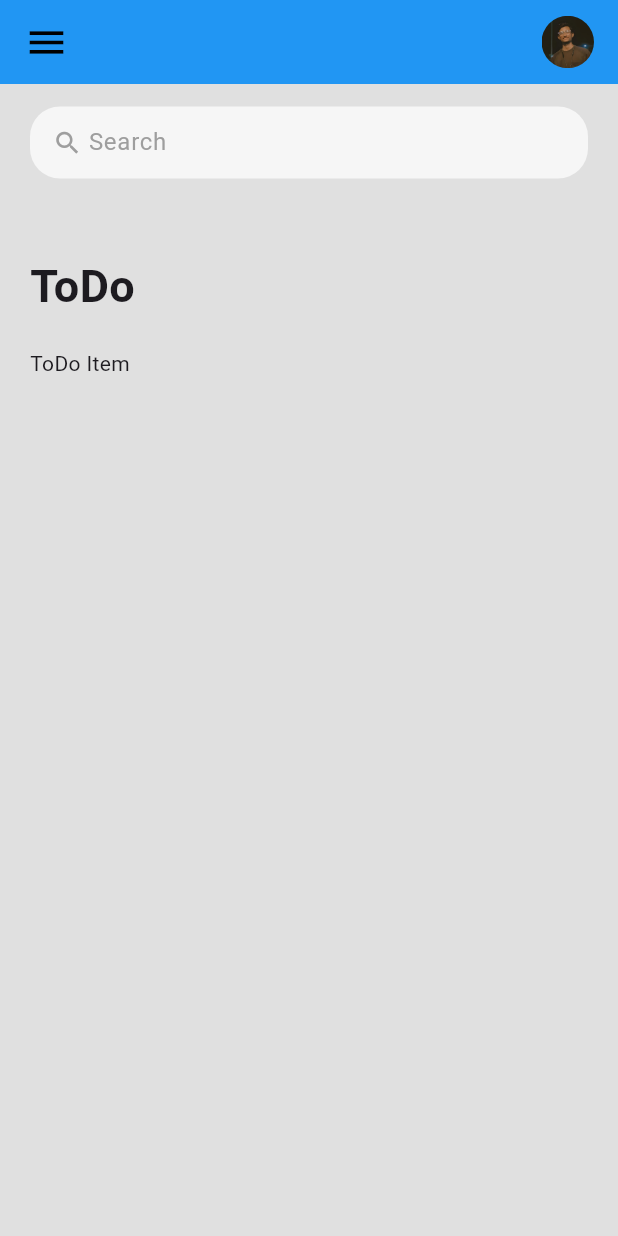
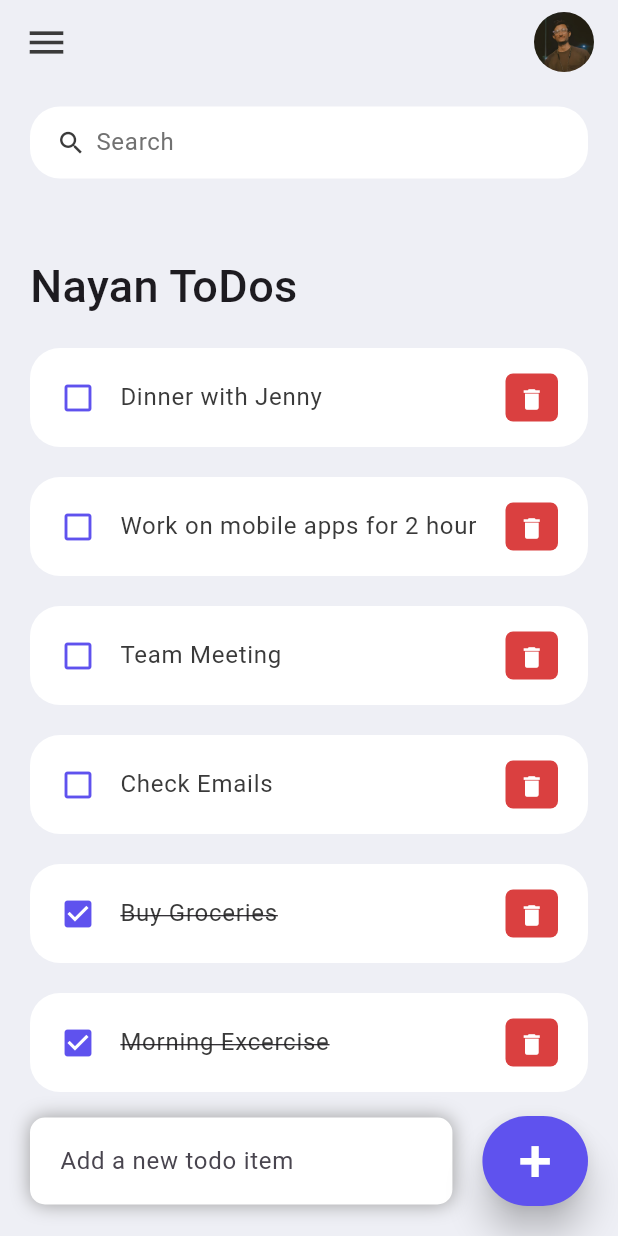
Before and after one commit to nayanraut1412/ToDo_App, a Flutter app: the screen it shows after launch, on a phone screen of 412 x 824 dp. Run offline on Flutter 3.47's test engine with Material 3 defaults, Android fonts, the phone set to English and light mode, and no system bars.

Commit message:
Added Searching Block

```diff
--- a/lib/constants/colors.dart
+++ b/lib/constants/colors.dart
@@ -1,9 +1,9 @@
 import 'package:flutter/material.dart';
 
-const Color tdRed = Colors.red;
-const Color tdBlue = Colors.blue;
-const Color tdBlack = Colors.black;
-const Color tdGrey = Colors.grey;
-const Color tdGreen = Colors.green;
+const Color tdRed = Color(0xFFDA4040);
+const Color tdBlue = Color(0xFF5F52EE);
 
-const Color tdBGColor = Colors.white70;
+const Color tdBlack = Color(0xFF3A3A3A);
+const Color tdGrey = Color(0xFF717171);
+
+const Color tdBGColor = Color(0xFFEEEFF5);
--- /dev/null
+++ b/lib/model/todo.dart
@@ -0,0 +1,34 @@
+class ToDo {
+  String? id;
+  String? todoText;
+  bool isDone;
+
+  ToDo({
+    required this.id,
+    required this.todoText,
+    this.isDone = false,
+  });
+
+  static List<ToDo> todoList() {
+    return [
+      ToDo(id: '01', todoText: 'Morning Excercise', isDone: true),
+      ToDo(id: '02', todoText: 'Buy Groceries', isDone: true),
+      ToDo(
+        id: '03',
+        todoText: 'Check Emails',
+      ),
+      ToDo(
+        id: '04',
+        todoText: 'Team Meeting',
+      ),
+      ToDo(
+        id: '05',
+        todoText: 'Work on mobile apps for 2 hour',
+      ),
+      ToDo(
+        id: '06',
+        todoText: 'Dinner with Jenny',
+      ),
+    ];
+  }
+}
--- a/lib/screens/home.dart
+++ b/lib/screens/home.dart
@@ -1,19 +1,39 @@
-import 'package:ToDo/constants/colors.dart';
+import 'package:flutter/material.dart';
+
+import '../model/todo.dart';
+import '../constants/colors.dart';
 import '../widgets/todo_item.dart';
-import 'package:flutter/material.dart';
-import 'package:flutter/widgets.dart';
 
-class Home extends StatelessWidget {
-  const Home({super.key});
+class Home extends StatefulWidget {
+  Home({Key? key}) : super(key: key);
+
+  @override
+  State<Home> createState() => _HomeState();
+}
+
+class _HomeState extends State<Home> {
+  final todosList = ToDo.todoList();
+  List<ToDo> _foundToDo = [];
+  final _todoController = TextEditingController();
+
+  @override
+  void initState() {
+    _foundToDo = todosList;
+    super.initState();
+  }
 
   @override
   Widget build(BuildContext context) {
     return Scaffold(
-      backgroundColor: Colors.grey[300],
-      appBar: buildAppBar(),
-      body: Container(
-        child: Padding(
-          padding: const EdgeInsets.symmetric(horizontal: 20, vertical: 15),
+      backgroundColor: tdBGColor,
+      appBar: _buildAppBar(),
+      body: Stack(
+        children: [
+          Container(
+            padding: EdgeInsets.symmetric(
+              horizontal: 20,
+              vertical: 15,
+            ),
             child: Column(
               children: [
                 searchBox(),
@@ -21,72 +41,177 @@ class Home extends StatelessWidget {
                   child: ListView(
                     children: [
                       Container(
-                        margin: EdgeInsets.only(top: 50, bottom: 20),
+                        margin: EdgeInsets.only(
+                          top: 50,
+                          bottom: 20,
+                        ),
                         child: Text(
-                          'ToDo',
+                          'Nayan ToDos',
                           style: TextStyle(
-                              fontSize: 30, fontWeight: FontWeight.w600),
-                        )),
-                    ToDoItem(),
+                            fontSize: 30,
+                            fontWeight: FontWeight.w500,
+                          ),
+                        ),
+                      ),
+                      for (ToDo todoo in _foundToDo.reversed)
+                        ToDoItem(
+                          todo: todoo,
+                          onToDoChanged: _handleToDoChange,
+                          onDeleteItem: _deleteToDoItem,
+                        ),
                     ],
                   ),
                 )
               ],
             ),
           ),
+          Align(
+            alignment: Alignment.bottomCenter,
+            child: Row(children: [
+              Expanded(
+                child: Container(
+                  margin: EdgeInsets.only(
+                    bottom: 20,
+                    right: 20,
+                    left: 20,
+                  ),
+                  padding: EdgeInsets.symmetric(
+                    horizontal: 20,
+                    vertical: 5,
+                  ),
+                  decoration: BoxDecoration(
+                    color: Colors.white,
+                    boxShadow: const [
+                      BoxShadow(
+                        color: Colors.grey,
+                        offset: Offset(0.0, 0.0),
+                        blurRadius: 10.0,
+                        spreadRadius: 0.0,
+                      ),
+                    ],
+                    borderRadius: BorderRadius.circular(10),
+                  ),
+                  child: TextField(
+                    controller: _todoController,
+                    decoration: InputDecoration(
+                        hintText: 'Add a new todo item',
+                        border: InputBorder.none),
+                  ),
+                ),
+              ),
+              Container(
+                margin: EdgeInsets.only(
+                  bottom: 20,
+                  right: 20,
+                ),
+                child: ElevatedButton(
+                  child: Text(
+                    '+',
+                    style: TextStyle(fontSize: 40, color: Colors.white),
+                  ),
+                  onPressed: () {
+                    _addToDoItem(_todoController.text);
+                  },
+                  style: ElevatedButton.styleFrom(
+                    backgroundColor: tdBlue,
+                    minimumSize: Size(60, 60),
+                    elevation: 10,
+                  ),
+                ),
+              ),
+            ]),
+          ),
+        ],
       ),
     );
+  }
+
+  void _handleToDoChange(ToDo todo) {
+    setState(() {
+      todo.isDone = !todo.isDone;
+    });
+  }
+
+  void _deleteToDoItem(String id) {
+    setState(() {
+      todosList.removeWhere((item) => item.id == id);
+    });
+  }
+
+  void _addToDoItem(String toDo) {
+    setState(() {
+      todosList.add(ToDo(
+        id: DateTime.now().millisecondsSinceEpoch.toString(),
+        todoText: toDo,
+      ));
+    });
+    _todoController.clear();
+  }
+
+  void _runFilter(String enteredKeyword) {
+    List<ToDo> results = [];
+    if (enteredKeyword.isEmpty) {
+      results = todosList;
+    } else {
+      results = todosList
+          .where((item) => item.todoText!
+              .toLowerCase()
+              .contains(enteredKeyword.toLowerCase()))
+          .toList();
+    }
+
+    setState(() {
+      _foundToDo = results;
+    });
   }
 
   Widget searchBox() {
     return Container(
       padding: EdgeInsets.symmetric(horizontal: 15),
       decoration: BoxDecoration(
-        color: Colors.white70,
+        color: Colors.white,
         borderRadius: BorderRadius.circular(20),
       ),
       child: TextField(
+        onChanged: (value) => _runFilter(value),
         decoration: InputDecoration(
-          contentPadding: EdgeInsets.all(1),
+          contentPadding: EdgeInsets.all(0),
           prefixIcon: Icon(
             Icons.search,
-            color: Colors.grey,
+            color: tdBlack,
             size: 20,
           ),
           prefixIconConstraints: BoxConstraints(
             maxHeight: 20,
-            maxWidth: 25,
+            minWidth: 25,
           ),
           border: InputBorder.none,
           hintText: 'Search',
-          hintStyle: TextStyle(color: Colors.grey),
+          hintStyle: TextStyle(color: tdGrey),
         ),
       ),
     );
   }
 
-  AppBar buildAppBar() {
+  AppBar _buildAppBar() {
     return AppBar(
-      backgroundColor: tdBlue,
+      backgroundColor: tdBGColor,
       elevation: 0,
-      title: Row(
-        mainAxisAlignment: MainAxisAlignment.spaceBetween,
-        children: [
+      title: Row(mainAxisAlignment: MainAxisAlignment.spaceBetween, children: [
         Icon(
           Icons.menu,
           color: tdBlack,
           size: 30,
         ),
         Container(
-            height: 35,
-            width: 35,
+          height: 40,
+          width: 40,
           child: ClipRRect(
             borderRadius: BorderRadius.circular(20),
             child: Image.asset('assets/Images/nayan_avatar.png'),
           ),
         ),
-        ],
-      ),
+      ]),
     );
   }
 }
--- a/lib/widgets/todo_item.dart
+++ b/lib/widgets/todo_item.dart
@@ -1,12 +1,66 @@
-import 'package:flutter/cupertino.dart';
+import 'package:flutter/material.dart';
+
+import '../model/todo.dart';
+import '../constants/colors.dart';
 
 class ToDoItem extends StatelessWidget {
-  const ToDoItem({super.key});
+  final ToDo todo;
+  final onToDoChanged;
+  final onDeleteItem;
+
+  const ToDoItem({
+    Key? key,
+    required this.todo,
+    required this.onToDoChanged,
+    required this.onDeleteItem,
+  }) : super(key: key);
 
   @override
   Widget build(BuildContext context) {
     return Container(
-      child: Text('ToDo Item'),
+      margin: EdgeInsets.only(bottom: 20),
+      child: ListTile(
+        onTap: () {
+          // print('Clicked on Todo Item.');
+          onToDoChanged(todo);
+        },
+        shape: RoundedRectangleBorder(
+          borderRadius: BorderRadius.circular(20),
+        ),
+        contentPadding: EdgeInsets.symmetric(horizontal: 20, vertical: 5),
+        tileColor: Colors.white,
+        leading: Icon(
+          todo.isDone ? Icons.check_box : Icons.check_box_outline_blank,
+          color: tdBlue,
+        ),
+        title: Text(
+          todo.todoText!,
+          style: TextStyle(
+            fontSize: 16,
+            color: tdBlack,
+            decoration: todo.isDone ? TextDecoration.lineThrough : null,
+          ),
+        ),
+        trailing: Container(
+          padding: EdgeInsets.all(0),
+          margin: EdgeInsets.symmetric(vertical: 12),
+          height: 35,
+          width: 35,
+          decoration: BoxDecoration(
+            color: tdRed,
+            borderRadius: BorderRadius.circular(5),
+          ),
+          child: IconButton(
+            color: Colors.white,
+            iconSize: 18,
+            icon: Icon(Icons.delete),
+            onPressed: () {
+              // print('Clicked on delete icon');
+              onDeleteItem(todo.id);
+            },
+          ),
+        ),
+      ),
     );
   }
 }
```
Lines whose indentation alone changed are shown as unchanged.
